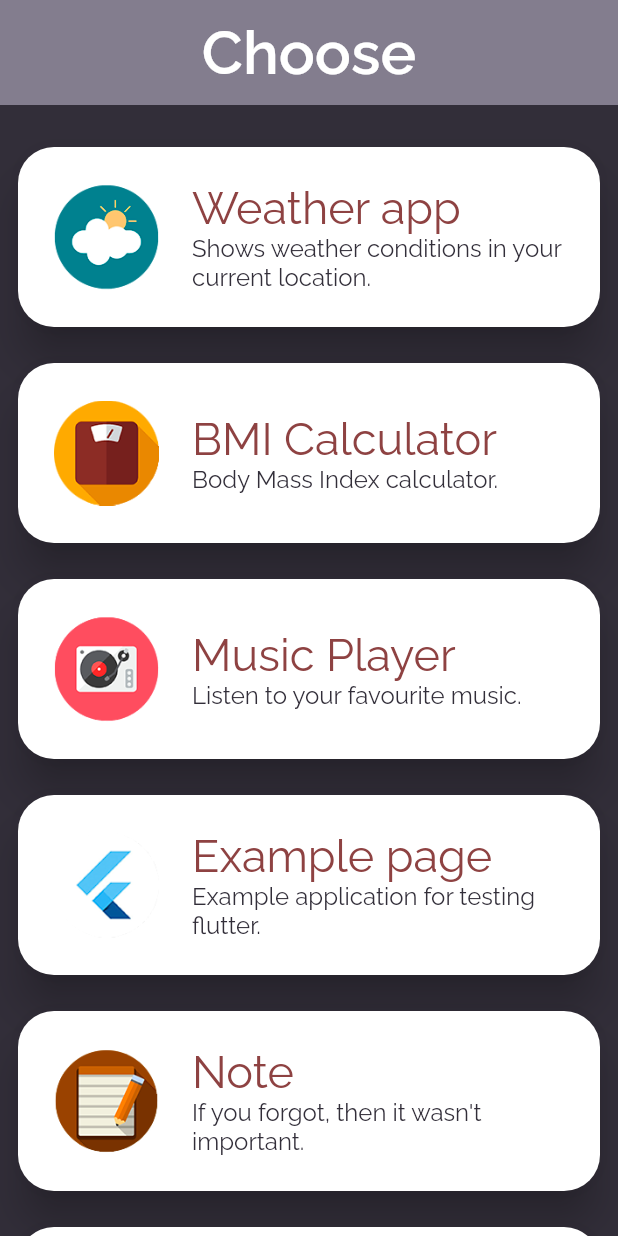
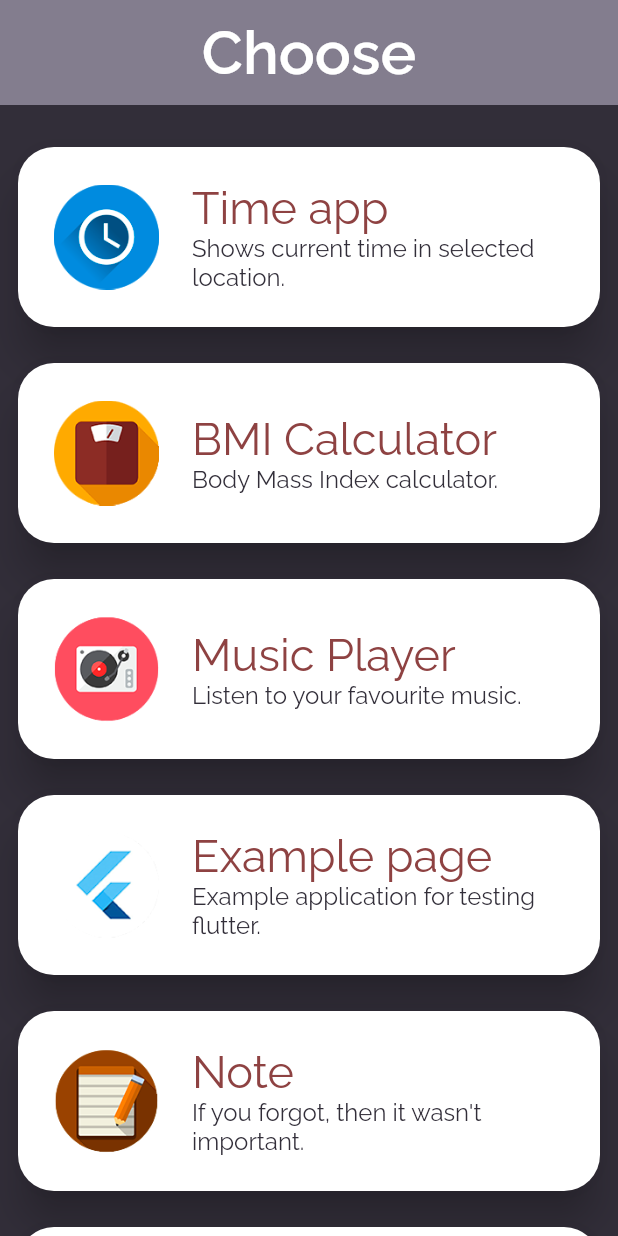
Before and after one commit to MukhammedAli/simple-app, a Flutter app: the Safe screen opened directly, on a phone screen of 412 x 824 dp. Run offline on Flutter 3.47's test engine with Material 2 defaults, Android fonts, the phone set to English and light mode, and no system bars; our stand-ins replace animated_text_kit, audioplayers, curved_navigation_bar, flutter_spinkit, font_awesome_flutter, get and 2 more.

Commit message:
changed WeatherApp with TimeApp

```diff
--- a/lib/MainPage/choose.dart
+++ b/lib/MainPage/choose.dart
@@ -8,15 +8,15 @@ import 'package:myapp2/components_of_music_app/music_player.dart';
 import 'package:myapp2/NoteApp/screens/taskscreen.dart';
 import 'package:myapp2/MainPage/search.dart';
 import 'package:myapp2/MainPage/settings.dart';
-import 'package:myapp2/Weather/choose_loc.dart';
-import 'package:myapp2/Weather/home.dart';
+import 'package:myapp2/TimeApp/choose_loc.dart';
+import 'package:myapp2/TimeApp/home.dart';
 import 'package:myapp2/services/world_time.dart';
 import 'package:myapp2/GoogleMap/map.dart';
 import 'package:myapp2/ExampleApp/trying_to_use_mvc.dart';
 import 'package:google_fonts/google_fonts.dart';
 
 final widgets = [
-  'Weather app',
+  'Time app',
   'BMI Calculator',
   'Music Player',
   'Example page',
@@ -91,7 +91,7 @@ class _SafeState extends State<Safe> {
   ];
 
   List<String> myRoute = [
-    '/weather-app',
+    '/time-app',
     '/bmi-app',
     '/music_player',
     '/test_page',
@@ -100,7 +100,7 @@ class _SafeState extends State<Safe> {
   ];
 
   final List<String> _widgetIcon = <String>[
-    'assets/icons/weatherIcon.png',
+    'assets/icons/timeIcon.png',
     'assets/icons/bmiIcon.png',
     'assets/icons/playerIcon.png',
     'assets/icons/flutterIcon.png',
@@ -109,7 +109,7 @@ class _SafeState extends State<Safe> {
   ];
 
   final List<String> _widgetDesc = <String>[
-    "Shows weather conditions in your current location.",
+    "Shows current time in selected location.",
     "Body Mass Index calculator.",
     "Listen to your favourite music.",
     "Example application for testing flutter.",
--- a/lib/Weather/home.dart
+++ b/lib/TimeApp/home.dart
@@ -2,7 +2,7 @@
 
 import 'package:flutter/material.dart';
 import 'package:myapp2/BauncyPageRoute.dart';
-import 'package:myapp2/Weather/choose_loc.dart';
+import 'package:myapp2/TimeApp/choose_loc.dart';
 
 class Home extends StatefulWidget {
   const Home({Key? key}) : super(key: key);
--- a/lib/main.dart
+++ b/lib/main.dart
@@ -3,8 +3,8 @@ import 'package:myapp2/BMICalculator/input_page.dart';
 import 'package:myapp2/MainPage/loading.dart';
 import 'package:myapp2/colors.dart';
 import 'package:myapp2/components_of_music_app/music_player.dart';
-import 'package:myapp2/Weather/home.dart';
-import 'package:myapp2/Weather/choose_loc.dart';
+import 'package:myapp2/TimeApp/home.dart';
+import 'package:myapp2/TimeApp/choose_loc.dart';
 import 'package:myapp2/loading_page.dart';
 import 'package:myapp2/MainPage/choose.dart';
 import 'package:myapp2/GoogleMap/map.dart';
```
Also changed, not shown: assets/icons/timeIcon.png (added), lib/TimeApp/choose_loc.dart (renamed from lib/Weather/choose_loc.dart), 1 other file.
